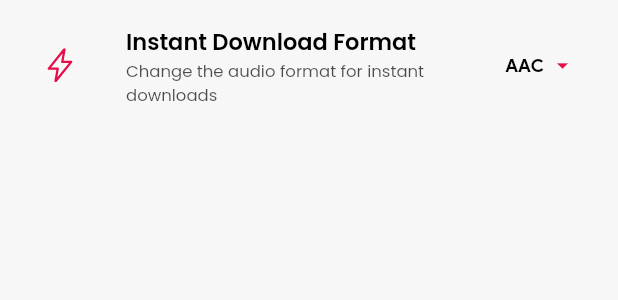
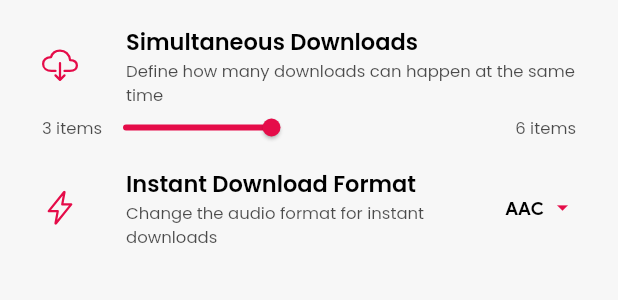
Before and after one commit to SongTube/-DEPRECATED-SongTube-New, a Flutter app: the DownloadSettings widget shown alone on an empty page, opened directly, on a phone screen of 412 x 824 dp. Shown: the top 300 px of the screen. Run offline on Flutter 3.47's test engine with Material 2 defaults, Android fonts, the phone set to English and light mode, and no system bars; our stand-ins replace audio_service, cached_network_image, device_info_plus, eva_icons_flutter, file_picker, flutter_bounce and 18 more; missing offline and left inert: android_path_provider, audio_tagger, flutter_audio_query, flutter_ffmpeg, flutter_share, image_fade and 3 more; accounts and stored records are empty; statements that could not run were skipped.

Commit message:
Implement maximum simultaneous downloads setting

```diff
--- a/lib/internal/app_settings.dart
+++ b/lib/internal/app_settings.dart
@@ -18,6 +18,9 @@ const musicPlayerBackdropOpacityKey = 'musicPlayerBlurOpacity';
 const musicPlayerBlurStrenghtKey = 'musicPlayerBlurStrenght';
 const musicPlayerArtworkZoomKey = 'musicPlayerArtworkZoom';
 
+// Download Keys
+const maxSimultaneousDownloadsKey = 'maxSimultaneousDownloads';
+
 // Watch History Status
 const enableWatchHistoryKey = 'enableWatchHistory';
 
@@ -36,6 +39,12 @@ class AppSettings extends ChangeNotifier {
       final defaultVideoDirectory = await AndroidPathProvider.moviesPath;
       await sharedPreferences.setString(videoDirectoryKey, defaultVideoDirectory);
     }
+  }
+
+  // Downloads Settings
+  static int get maxSimultaneousDownloads => sharedPreferences.getInt(maxSimultaneousDownloadsKey) ?? 3;
+  static set maxSimultaneousDownloads(int value) {
+    sharedPreferences.setInt(maxSimultaneousDownloadsKey, value);
   }
 
   // Watch History
--- a/lib/providers/download_provider.dart
+++ b/lib/providers/download_provider.dart
@@ -6,6 +6,7 @@ import 'package:flutter/material.dart';
 import 'package:palette_generator/palette_generator.dart';
 import 'package:path_provider/path_provider.dart';
 import 'package:provider/provider.dart';
+import 'package:songtube/internal/app_settings.dart';
 import 'package:songtube/internal/artwork_manager.dart';
 import 'package:songtube/internal/global.dart';
 import 'package:songtube/internal/models/colors_palette.dart';
@@ -32,7 +33,7 @@ class DownloadProvider extends ChangeNotifier {
   List<SongItem> downloadedSongs = [];
 
   // Max simultaneous downloads
-  int maxSimultaneousDownloads = 2;
+  int maxSimultaneousDownloads = AppSettings.maxSimultaneousDownloads;
 
   // Refresh metadata of given song
   Future<void> refreshSong(String id) async {
@@ -111,6 +112,8 @@ class DownloadProvider extends ChangeNotifier {
   }
 
   void checkQueue() {
+    // Update simultaneous downloads size
+    maxSimultaneousDownloads = AppSettings.maxSimultaneousDownloads;
     if (queue.isEmpty) return;
     final maxDownloads = queue.length <= maxSimultaneousDownloads
       ? queue.length : maxSimultaneousDownloads;
--- a/lib/screens/settings.dart
+++ b/lib/screens/settings.dart
@@ -24,11 +24,11 @@ class ConfigurationScreen extends StatefulWidget {
 class _ConfigurationScreenState extends State<ConfigurationScreen> with TickerProviderStateMixin {
 
   // TabBar Controller
-  late TabController tabController = TabController(length: 4, vsync: this);
+  late TabController tabController = TabController(length: 3, vsync: this);
 
   final List<Widget> pages = const [
     GeneralSettings(),
-    CustomizationSettings(),
+    // CustomizationSettings(),
     DownloadSettings(),
     MusicPlayerSettings()
   ];
@@ -52,7 +52,7 @@ class _ConfigurationScreenState extends State<ConfigurationScreen> with TickerPr
           // General Settings
           Tab(child: Text('General')),
           // Customization Settings
-          Tab(child: Text('Customization')),
+          // Tab(child: Text('Customization')),
           // Download Settings
           Tab(child: Text('Downloads')),
           // Music Player Settings
--- a/lib/screens/settings/download_settings.dart
+++ b/lib/screens/settings/download_settings.dart
@@ -1,5 +1,6 @@
 import 'package:flutter/material.dart';
 import 'package:ionicons/ionicons.dart';
+import 'package:songtube/internal/app_settings.dart';
 import 'package:songtube/internal/global.dart';
 import 'package:songtube/ui/tiles/setting_tile.dart';
 
@@ -17,6 +18,21 @@ class _DownloadSettingsState extends State<DownloadSettings> {
     return ListView(
       padding: const EdgeInsets.only(left: 12, right: 12, top: 12),
       children: [
+        // Simultaneous download count
+        SettingTileSlider(
+          title: 'Simultaneous Downloads',
+          subtitle: 'Define how many downloads can happen at the same time',
+          leadingIcon: Ionicons.cloud_download_outline,
+          value: AppSettings.maxSimultaneousDownloads.roundToDouble(),
+          min: 1,
+          max: 6,
+          valueTrailingString: ' items',
+          onChange: (double value) async {
+            AppSettings.maxSimultaneousDownloads = value.round();
+            setState(() {});
+          },
+        ),
+        const SizedBox(height: 12),
         // Instant Download Format
         SettingTileDropdown(
           title: 'Instant Download Format',
```
